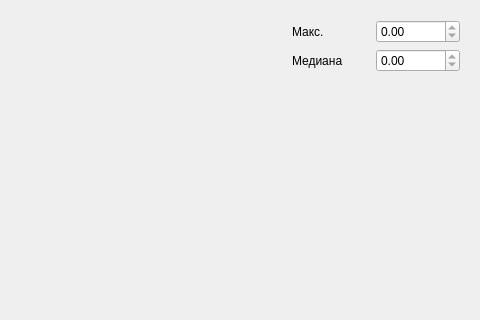
This is LanClient/widget.ui in DAVYDAV89/udpProject as Qt 5 draws it before an edit; both pictures show x 451 to 931 and y 0 to 320 of the 931 by 540 pixel window. The edited form follows.
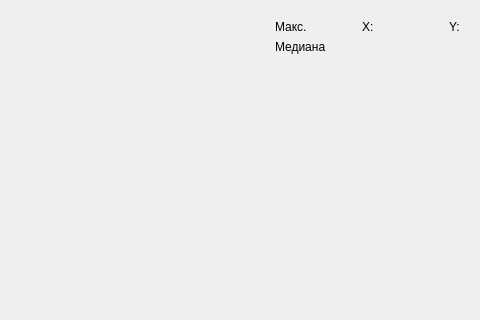
This is the edited form. Custom widgets are drawn as their Qt base class.

Commit message: spinBox -> label

Patch:
```diff
--- a/LanClient/widget.ui
+++ b/LanClient/widget.ui
@@ -41,36 +41,6 @@
       </item>
       <item>
        <layout class="QGridLayout" name="gridLayout">
-        <item row="0" column="1">
-         <widget class="QDoubleSpinBox" name="maxValue">
-          <property name="readOnly">
-           <bool>true</bool>
-          </property>
-          <property name="maximum">
-           <double>9999999999999.000000000000000</double>
-          </property>
-         </widget>
-        </item>
-        <item row="0" column="0">
-         <widget class="QLabel" name="label_3">
-          <property name="text">
-           <string>Макс.</string>
-          </property>
-         </widget>
-        </item>
-        <item row="1" column="1">
-         <widget class="QDoubleSpinBox" name="mediana">
-          <property name="readOnly">
-           <bool>true</bool>
-          </property>
-          <property name="maximum">
-           <double>99999999999.000000000000000</double>
-          </property>
-          <property name="singleStep">
-           <double>0.010000000000000</double>
-          </property>
-         </widget>
-        </item>
         <item row="1" column="0">
          <widget class="QLabel" name="label_5">
           <property name="text">
@@ -91,6 +61,34 @@
           </property>
          </spacer>
         </item>
+        <item row="0" column="1">
+         <widget class="QLabel" name="maxValue_x">
+          <property name="text">
+           <string>X:</string>
+          </property>
+         </widget>
+        </item>
+        <item row="0" column="0">
+         <widget class="QLabel" name="label_3">
+          <property name="text">
+           <string>Макс.</string>
+          </property>
+         </widget>
+        </item>
+        <item row="0" column="2">
+         <widget class="QLabel" name="maxValue_y">
+          <property name="text">
+           <string>Y:</string>
+          </property>
+         </widget>
+        </item>
+        <item row="1" column="1" colspan="2">
+         <widget class="QLabel" name="mediana">
+          <property name="text">
+           <string/>
+          </property>
+         </widget>
+        </item>
        </layout>
       </item>
      </layout>
```
The commit also changes 1 other file.
